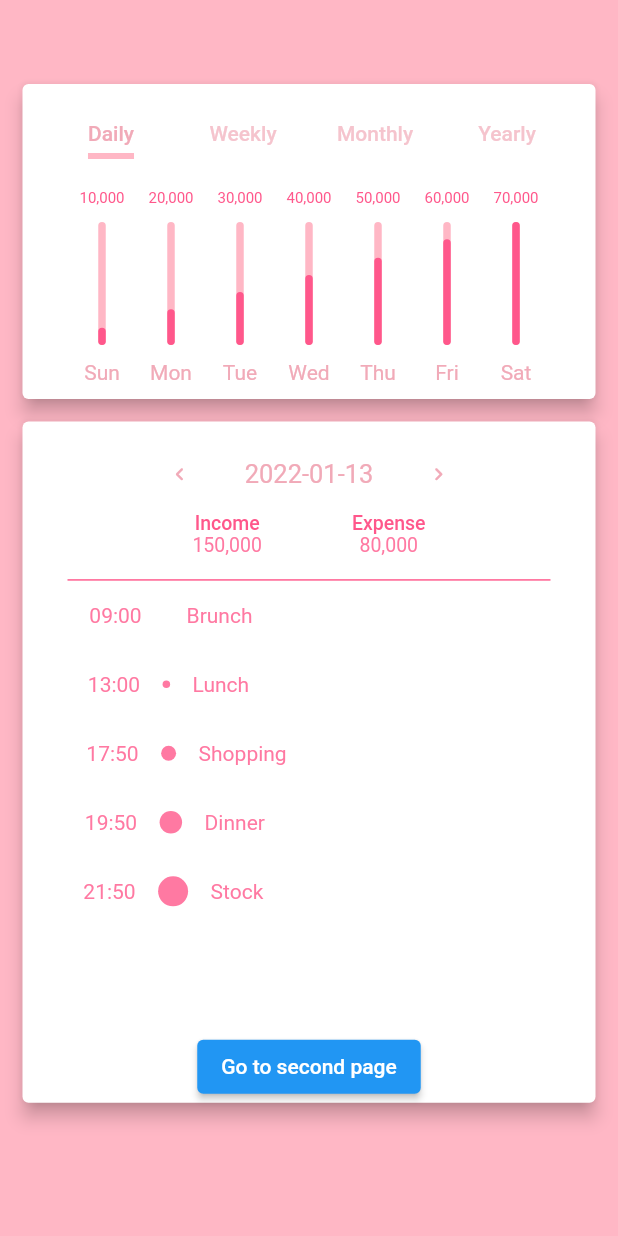
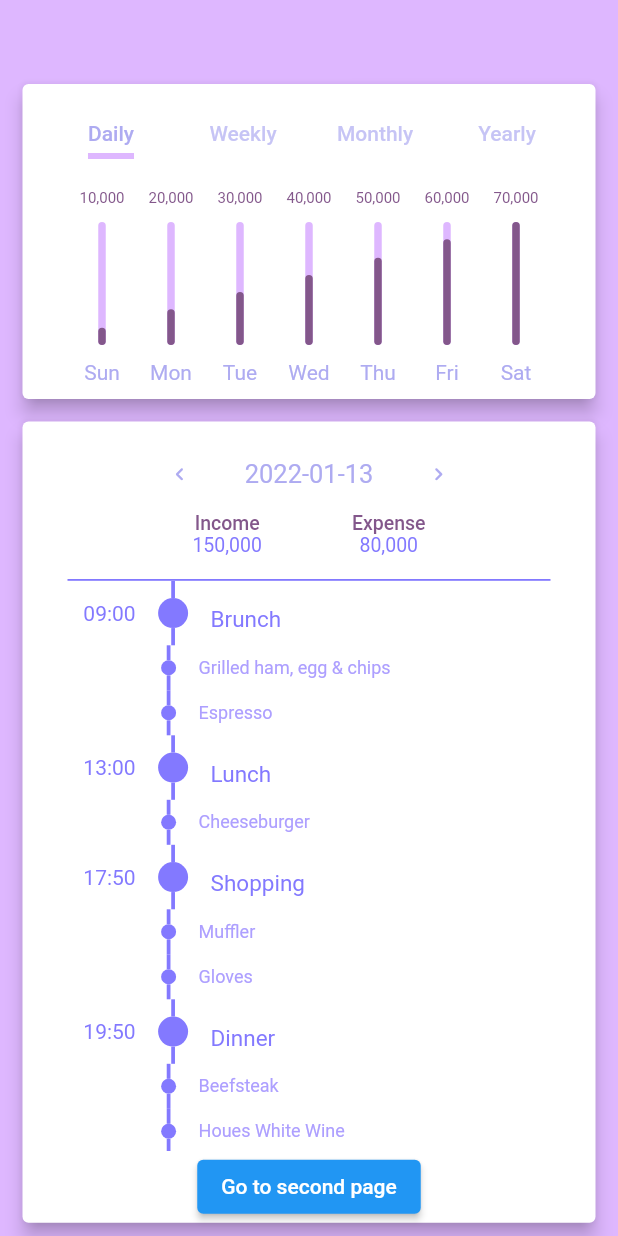
Before and after one commit to asd147asd147/Blossom, a Flutter app: the screen it shows after launch, on a phone screen of 412 x 824 dp. Run offline on Flutter 3.47's test engine with Material 2 defaults, Android fonts, the phone set to English and light mode, and no system bars; drawn by our look-alikes of flutter_animation_progress_bar, timelines.

Commit message:
Modify Timeline indicator & text design

```diff
--- a/lib/homeTimeLine.dart
+++ b/lib/homeTimeLine.dart
@@ -11,17 +11,31 @@ class HomeTimeLine extends StatefulWidget {
 class _HomeTimeLineState extends State<HomeTimeLine> {
     Widget timelineBuilder(){
         List<String> _time = ['09:00', '13:00', '17:50', '19:50', '21:50'];
-        List<String> _subject = ['Brunch', 'Lunch', 'Shopping', 'Dinner', 'Stock'];
+        List<Map<String, dynamic>> _subject = [
+            {'subject': 'Brunch', 'time': '09:00', 'detail': ['Grilled ham, egg & chips', 'Espresso']},
+            {'subject': 'Lunch', 'time': '13:00', 'detail': ['Cheeseburger']},
+            {'subject': 'Shopping', 'time': '17:50', 'detail': ['Muffler', 'Gloves']},
+            {'subject': 'Dinner', 'time': '19:50','detail': ['Beefsteak', 'Houes White Wine']},
+            {'subject': 'Stock', 'time': '21:50', 'detail': ['Profit']},
+        ];
+
+        List<Map<dynamic, dynamic>> _timeLineInfo = [];
+        _subject.forEach((value){
+            _timeLineInfo.add({'content': value['subject'], 'oppContent': value['time'], 'type': 0});
+            for(int i = 0; i < value['detail'].length; i++){
+                _timeLineInfo.add({'content': value['detail'][i], 'oppContent': '', 'type': 1});
+            }
+        });
 
         return Container(
                 margin: EdgeInsets.symmetric(horizontal: 30),
                 child: Timeline.tileBuilder(
                         shrinkWrap: true,
+                        physics: ClampingScrollPhysics(),
                         theme: TimelineThemeData(
                                 nodePosition: 0.2,
                                 indicatorTheme: IndicatorThemeData(
                                         color: CustomTheme.of(context).theme.homeTimelineIndicator,
-                                        size: 20.0,
                                 ),
                                 connectorTheme: ConnectorThemeData(
                                         color: CustomTheme.of(context).theme.homeTimelineIndicator,
@@ -29,30 +43,66 @@ class _HomeTimeLineState extends State<HomeTimeLine> {
                                 ),
                         ),
                         builder: TimelineTileBuilder.connected(
-                                contentsBuilder: (context, index) => Padding(
-                                        padding: const EdgeInsets.all(15.0),
+                                connectionDirection: ConnectionDirection.before,
+                                itemCount: _timeLineInfo.length,
+                                contentsBuilder: (context, index) {
+                                    var _color = CustomTheme.of(context).theme.homeTimelineMainText;
+                                    var _fontSize = 15.0;
+                                    var _topPad = 17.0;
+                                    var _botPad = 8.0;
+                                    if(_timeLineInfo[index]['type'] == 1){
+                                        _color = CustomTheme.of(context).theme.homeTimelineSubText;
+                                        _fontSize = 12.0;
+                                        _topPad = 8.0;
+                                    }
+                                    return Padding(
+                                            padding: EdgeInsets.only(top: _topPad, bottom: _botPad, right: 15.0, left: 15.0),
                                             child: Text(
-                                                _subject[index],
-                                                style: TextStyle(color: CustomTheme.of(context).theme.homeTimelineText),
+                                                    _timeLineInfo[index]['content'],
+                                                    style: TextStyle(
+                                                            color: _color,
+                                                            fontSize: _fontSize,
                                                     ),
                                             ),
-                                itemCount: _time.length,
+                                    );
+                                },
                                 oppositeContentsBuilder: (context, index) {
+                                    var _color = CustomTheme.of(context).theme.homeTimelineMainText;
+                                    if(_timeLineInfo[index]['type'] == 1){
+                                        _color = CustomTheme.of(context).theme.homeTimelineSubText;
+                                    }
                                     return Padding(
                                             padding: const EdgeInsets.only(right: 15.0),
                                             child: Text(
-                                                    _time[index],
-                                                    style: TextStyle(color: CustomTheme.of(context).theme.homeTimelineText),
+                                                    _timeLineInfo[index]['oppContent'],
+                                                    style: TextStyle(color: _color),
                                             ),
                                     );
                                 },
                                 indicatorBuilder: (_, index) {
-                                    return Stack(
-                                            children: [
-                                                DotIndicator(
-                                                        size: 5.0*index,
+                                    var _size = 20.0;
+                                    if(_timeLineInfo[index]['type'] == 1){
+                                        _size = 10.0;
+                                    }
+                                    return DotIndicator(
+                                            size: _size,
+                                    );
+                                },
+                                connectorBuilder: (_, index, type) {
+                                    return Container(
+                                            child: SolidLineConnector(
+                                                    space: 30,
                                             ),
-                                            ],
+                                    );
+                                },
+                                firstConnectorBuilder: (_) {
+                                    return Container(
+                                            child: SolidLineConnector(),
+                                    );
+                                },
+                                lastConnectorBuilder: (_) {
+                                    return Container(
+                                            child: SolidLineConnector(),
                                     );
                                 },
                         ),
@@ -159,7 +209,7 @@ class _HomeTimeLineState extends State<HomeTimeLine> {
                                     ),
                             ),
                             Container(
-                                    height: 300,
+                                    height: 380,
                                     child: PageView(
                                             scrollDirection: Axis.horizontal,
                                             children: <Widget>[
--- a/lib/main.dart
+++ b/lib/main.dart
@@ -10,7 +10,7 @@ class MyApp extends StatelessWidget {
     @override
     Widget build(BuildContext context) {
         return CustomTheme(
-                theme: PinkTheme(),
+                theme: PurpleTheme(),
                 child: HomePage(),
         );
     }
--- a/lib/theme.dart
+++ b/lib/theme.dart
@@ -15,7 +15,8 @@ abstract class DefaultTheme {
     Color get homeTimelineInfoTitle;
     Color get homeTimelineInfoText;
     Color get homeTimelineIndicator;
-    Color get homeTimelineText;
+    Color get homeTimelineMainText;
+    Color get homeTimelineSubText;
 
     ThemeData get themeData;
 
@@ -26,6 +27,7 @@ class PinkTheme extends DefaultTheme {
     static Color highLightColor = Color(0xffff578b);
     static Color baseColor = Color(0xfff1aab8);
     static Color defaultColor = Color(0xffff79a2);
+    static Color textColor = Color(0xffff9faf);
 
     @override
     final Color scaffoldBackgroundColor = mainColor;
@@ -42,13 +44,47 @@ class PinkTheme extends DefaultTheme {
     final Color homeTimelineInfoTitle = highLightColor;
     final Color homeTimelineInfoText = defaultColor;
     final Color homeTimelineIndicator = defaultColor;
-    final Color homeTimelineText = defaultColor;
+    final Color homeTimelineMainText = defaultColor;
+    final Color homeTimelineSubText = textColor;
 
     final ThemeData themeData = ThemeData(
             scaffoldBackgroundColor: mainColor,
             visualDensity: VisualDensity.adaptivePlatformDensity,
     );
 }
+
+class PurpleTheme extends DefaultTheme {
+    static Color mainColor = Color(0xffdeb7ff);
+    static Color highLightColor = Color(0xff83578b);
+    static Color baseColor = Color(0xffaeabf1);
+    static Color defaultColor = Color(0xff8379ff);
+    static Color textColor = Color(0xffad9fff);
+
+    @override
+    final Color scaffoldBackgroundColor = mainColor;
+
+    final Color homeInfoLabel = baseColor;
+    final Color homeInfoIndicator = mainColor;
+
+    final Color homeInfoBarBackground = mainColor;
+    final Color homeInfoBarProgress = highLightColor;
+    final Color homeInfoBarAbove = highLightColor;
+    final Color homeInfoBarUnder = baseColor;
+
+    final Color homeTimelineTitle = baseColor;
+    final Color homeTimelineInfoTitle = highLightColor;
+    final Color homeTimelineInfoText = defaultColor;
+    final Color homeTimelineIndicator = defaultColor;
+    final Color homeTimelineMainText = defaultColor;
+    final Color homeTimelineSubText = textColor;
+
+    final ThemeData themeData = ThemeData(
+            scaffoldBackgroundColor: mainColor,
+            visualDensity: VisualDensity.adaptivePlatformDensity,
+    );
+}
+
+
 
 class CustomTheme extends InheritedWidget {
     const CustomTheme({
```
Lines whose indentation alone changed are shown as unchanged.
